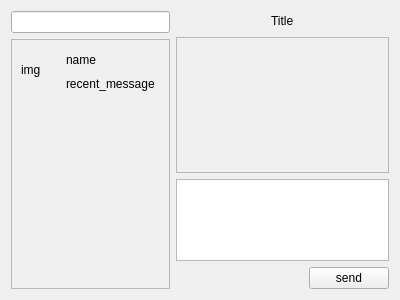
First picture: the form in client/pc/ui/chat.ui, repository SkyUOI/OurChat, before the edit.
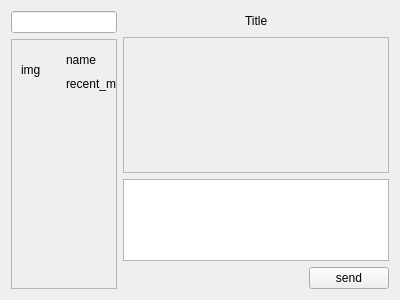
Second picture: the form after the edit.

Patch:
```diff
--- a/client/pc/ui/chat.ui
+++ b/client/pc/ui/chat.ui
@@ -13,7 +13,7 @@
   <property name="windowTitle">
    <string>Form</string>
   </property>
-  <layout class="QHBoxLayout" name="horizontalLayout">
+  <layout class="QHBoxLayout" name="horizontalLayout" stretch="2,5">
    <item>
     <layout class="QVBoxLayout" name="verticalLayout_3">
      <item>
@@ -121,7 +121,7 @@
          <rect>
           <x>0</x>
           <y>0</y>
-          <width>211</width>
+          <width>265</width>
           <height>132</height>
          </rect>
         </property>
```
Left out of the diff: 4 changed lines with no effect on the pictures.
